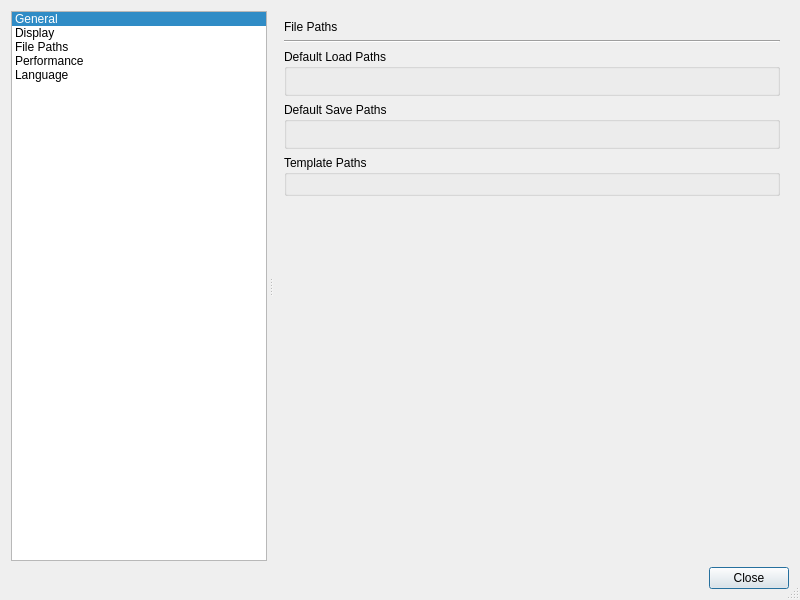
Before: the Qt Designer form geometrize/dialog/globalpreferencesdialog.ui in Tw1ddle/geometrize, drawn with Qt 5.
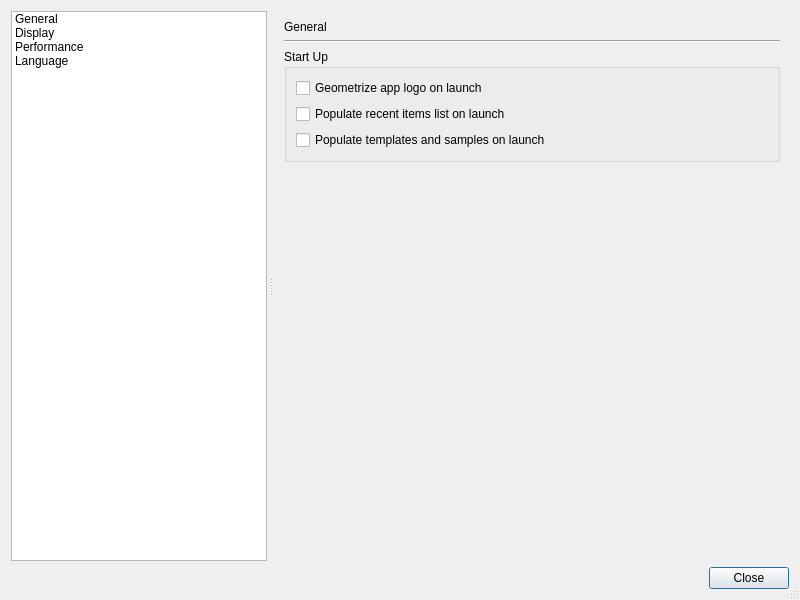
After: the same form once the commit is applied. The open tabs and pages were chosen to show the change. Icons and pictures are not drawn. Custom widgets are drawn as their Qt base class.

Commit message: Remove file/folder paths preferences section (maybe future feature instead)

Patch:
```diff
--- a/geometrize/dialog/globalpreferencesdialog.ui
+++ b/geometrize/dialog/globalpreferencesdialog.ui
@@ -84,7 +84,7 @@
        <bool>false</bool>
       </property>
       <property name="currentRow">
-       <number>0</number>
+       <number>-1</number>
       </property>
       <item>
        <property name="text">
@@ -104,15 +104,6 @@
          <normaloff>:/icons/monitor_edit.png</normaloff>:/icons/monitor_edit.png</iconset>
        </property>
       </item>
-      <item>
-       <property name="text">
-        <string>File Paths</string>
-       </property>
-       <property name="icon">
-        <iconset resource="../../resources/icons.qrc">
-         <normaloff>:/icons/folders.png</normaloff>:/icons/folders.png</iconset>
-       </property>
-      </item>
       <item>
        <property name="text">
         <string>Performance</string>
@@ -321,117 +312,6 @@
         </item>
        </layout>
       </widget>
-      <widget class="QWidget" name="filePathPreferencesPage">
-       <property name="sizePolicy">
-        <sizepolicy hsizetype="Preferred" vsizetype="Fixed">
-         <horstretch>0</horstretch>
-         <verstretch>0</verstretch>
-        </sizepolicy>
-       </property>
-       <layout class="QVBoxLayout" name="verticalLayout_13">
-        <item>
-         <layout class="QVBoxLayout" name="verticalLayout_9">
-          <item>
-           <widget class="QLabel" name="filePathsTitle">
-            <property name="sizePolicy">
-             <sizepolicy hsizetype="Preferred" vsizetype="Fixed">
-              <horstretch>0</horstretch>
-              <verstretch>0</verstretch>
-             </sizepolicy>
-            </property>
-            <property name="text">
-             <string>File Paths</string>
-            </property>
-           </widget>
-          </item>
-          <item>
-           <widget class="Line" name="filePathsTitleSpacer">
-            <property name="orientation">
-             <enum>Qt::Horizontal</enum>
-            </property>
-           </widget>
-          </item>
-          <item>
-           <layout class="QVBoxLayout" name="verticalLayout_12">
-            <item>
-             <widget class="QGroupBox" name="defaultLoadPathOptionsGroup">
-              <property name="sizePolicy">
-               <sizepolicy hsizetype="Preferred" vsizetype="Fixed">
-                <horstretch>0</horstretch>
-                <verstretch>0</verstretch>
-               </sizepolicy>
-              </property>
-              <property name="title">
-               <string>Default Load Paths</string>
-              </property>
-              <layout class="QVBoxLayout" name="verticalLayout_23">
-               <item>
-                <widget class="geometrize::dialog::FolderSelectionWidget" name="widget_2" native="true"/>
-               </item>
-               <item>
-                <widget class="geometrize::dialog::FolderSelectionWidget" name="widget_4" native="true"/>
-               </item>
-              </layout>
-             </widget>
-            </item>
-            <item>
-             <widget class="QGroupBox" name="defaultSavePathOptionsGroup">
-              <property name="sizePolicy">
-               <sizepolicy hsizetype="Preferred" vsizetype="Fixed">
-                <horstretch>0</horstretch>
-                <verstretch>0</verstretch>
-               </sizepolicy>
-              </property>
-              <property name="title">
-               <string>Default Save Paths</string>
-              </property>
-              <layout class="QVBoxLayout" name="verticalLayout_24">
-               <item>
-                <widget class="geometrize::dialog::FolderSelectionWidget" name="widget_3" native="true"/>
-               </item>
-               <item>
-                <widget class="geometrize::dialog::FolderSelectionWidget" name="widget_5" native="true"/>
-               </item>
-              </layout>
-             </widget>
-            </item>
-            <item>
-             <widget class="QGroupBox" name="templatePathOptionsGroup">
-              <property name="sizePolicy">
-               <sizepolicy hsizetype="Preferred" vsizetype="Fixed">
-                <horstretch>0</horstretch>
-                <verstretch>0</verstretch>
-               </sizepolicy>
-              </property>
-              <property name="title">
-               <string>Template Paths</string>
-              </property>
-              <layout class="QVBoxLayout" name="verticalLayout_25">
-               <item>
-                <widget class="geometrize::dialog::FolderSelectionWidget" name="widget_6" native="true"/>
-               </item>
-              </layout>
-             </widget>
-            </item>
-            <item>
-             <spacer name="verticalSpacer">
-              <property name="orientation">
-               <enum>Qt::Vertical</enum>
-              </property>
-              <property name="sizeHint" stdset="0">
-               <size>
-                <width>20</width>
-                <height>40</height>
-               </size>
-              </property>
-             </spacer>
-            </item>
-           </layout>
-          </item>
-         </layout>
-        </item>
-       </layout>
-      </widget>
       <widget class="QWidget" name="performancePreferencesPage">
        <layout class="QVBoxLayout" name="verticalLayout_15">
         <item>
@@ -644,12 +524,6 @@
    <header>dialog/languageselectwidget.h</header>
    <container>1</container>
   </customwidget>
-  <customwidget>
-   <class>geometrize::dialog::FolderSelectionWidget</class>
-   <extends>QWidget</extends>
-   <header>dialog/folderselectionwidget.h</header>
-   <container>1</container>
-  </customwidget>
  </customwidgets>
  <resources>
   <include location="../../resources/icons.qrc"/>
```
